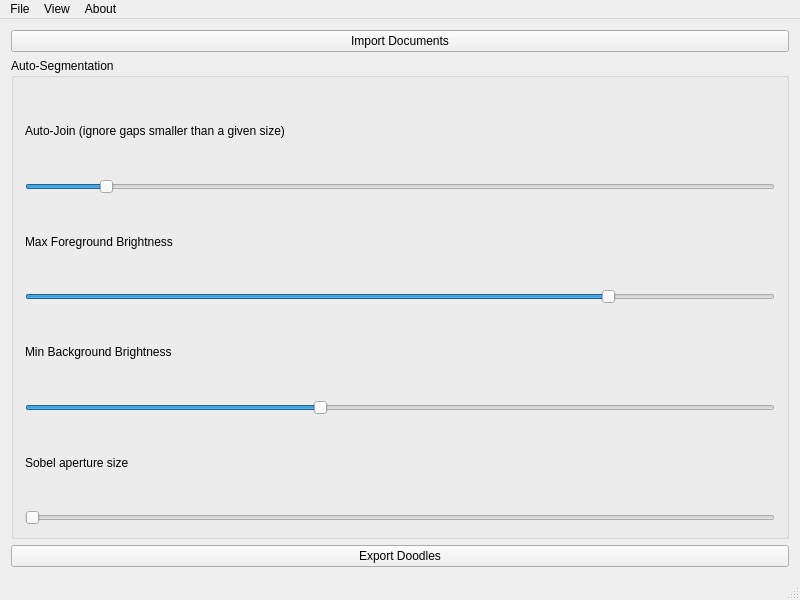
The window that src/quick_move/main_window.ui (1j01/quick-move) describes before a commit, drawn with Qt 5.
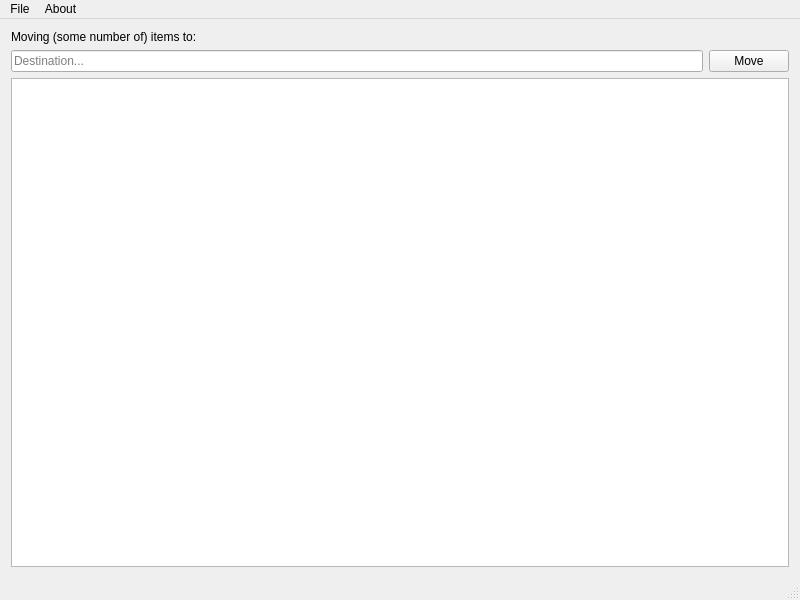
The same window after the commit.

Commit message: Basic main window

Patch:
```diff
--- a/src/quick_move/main_window.ui
+++ b/src/quick_move/main_window.ui
@@ -16,122 +16,32 @@
   <widget class="QWidget" name="centralwidget">
    <layout class="QVBoxLayout" name="verticalLayout">
     <item>
-     <widget class="QPushButton" name="importButton">
+     <widget class="QLabel" name="payloadLabel">
       <property name="text">
-       <string>Import Documents</string>
+       <string>Moving (some number of) items to:</string>
       </property>
      </widget>
     </item>
     <item>
-     <widget class="QGroupBox" name="thresholdGroupBox">
-      <property name="title">
-       <string>Auto-Segmentation</string>
-      </property>
-      <layout class="QVBoxLayout" name="verticalLayout_2">
-       <item>
-        <widget class="QLabel" name="autoJoinSizeLabel">
-         <property name="text">
-          <string>Auto-Join (ignore gaps smaller than a given size)</string>
-         </property>
-        </widget>
-       </item>
-       <item>
-        <widget class="QSlider" name="autoJoinSizeSlider">
-         <property name="minimum">
-          <number>0</number>
-         </property>
-         <property name="maximum">
-          <number>100</number>
-         </property>
-         <property name="singleStep">
-          <number>1</number>
-         </property>
-         <property name="pageStep">
-          <number>10</number>
-         </property>
-         <property name="value">
-          <number>10</number>
-         </property>
-         <property name="orientation">
-          <enum>Qt::Horizontal</enum>
-         </property>
-        </widget>
-       </item>
-       <item>
-        <widget class="QLabel" name="threshold2Label">
-         <property name="text">
-          <string>Max Foreground Brightness</string>
-         </property>
-        </widget>
-       </item>
-       <item>
-        <widget class="QSlider" name="threshold2Slider">
-         <property name="maximum">
-          <number>255</number>
-         </property>
-         <property name="value">
-          <number>200</number>
-         </property>
-         <property name="orientation">
-          <enum>Qt::Horizontal</enum>
-         </property>
-        </widget>
-       </item>
-       <item>
-        <widget class="QLabel" name="threshold1Label">
-         <property name="text">
-          <string>Min Background Brightness</string>
-         </property>
-        </widget>
-       </item>
-       <item>
-        <widget class="QSlider" name="threshold1Slider">
-         <property name="maximum">
-          <number>255</number>
-         </property>
-         <property name="value">
-          <number>100</number>
-         </property>
-         <property name="orientation">
-          <enum>Qt::Horizontal</enum>
-         </property>
-        </widget>
-       </item>
-       <item>
-        <widget class="QLabel" name="apertureSizeLabel">
-         <property name="text">
-          <string>Sobel aperture size</string>
-         </property>
-        </widget>
-       </item>
-       <item>
-        <widget class="QSlider" name="apertureSizeSlider">
-         <property name="minimum">
-          <number>3</number>
-         </property>
-         <property name="maximum">
-          <number>7</number>
-         </property>
-         <property name="singleStep">
-          <number>2</number>
-         </property>
-         <property name="pageStep">
-          <number>2</number>
-         </property>
-         <property name="orientation">
-          <enum>Qt::Horizontal</enum>
-         </property>
-        </widget>
-       </item>
-      </layout>
-     </widget>
+     <layout class="QHBoxLayout" name="horizontalLayout_2">
+      <item>
+       <widget class="QLineEdit" name="folderPathEdit">
+        <property name="placeholderText">
+         <string>Destination...</string>
+        </property>
+       </widget>
+      </item>
+      <item>
+       <widget class="QPushButton" name="moveButton">
+        <property name="text">
+         <string>Move</string>
+        </property>
+       </widget>
+      </item>
+     </layout>
     </item>
     <item>
-     <widget class="QPushButton" name="exportButton">
-      <property name="text">
-       <string>Export Doodles</string>
-      </property>
-     </widget>
+     <widget class="QListView" name="suggestionsListView"/>
     </item>
    </layout>
   </widget>
@@ -160,15 +70,7 @@
     <addaction name="actionAbout_Quick_Move"/>
     <addaction name="actionAbout_Qt"/>
    </widget>
-   <widget class="QMenu" name="menuView">
-    <property name="title">
-     <string>View</string>
-    </property>
-    <addaction name="actionZoom_In"/>
-    <addaction name="actionZoom_Out"/>
-   </widget>
    <addaction name="menuFile"/>
-   <addaction name="menuView"/>
    <addaction name="menuAbout"/>
   </widget>
   <widget class="QStatusBar" name="statusbar"/>
```
Left out of the diff: 2 changed lines with no effect on the pictures. The commit also changes 1 other file.
